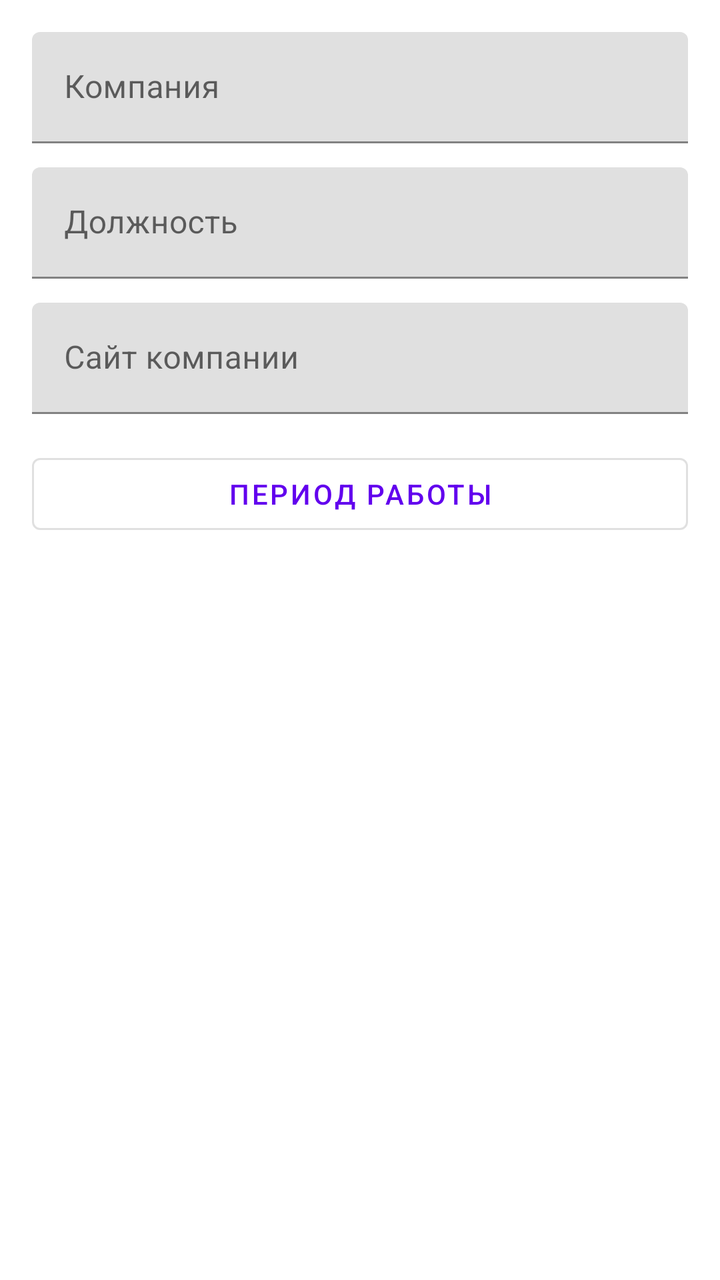
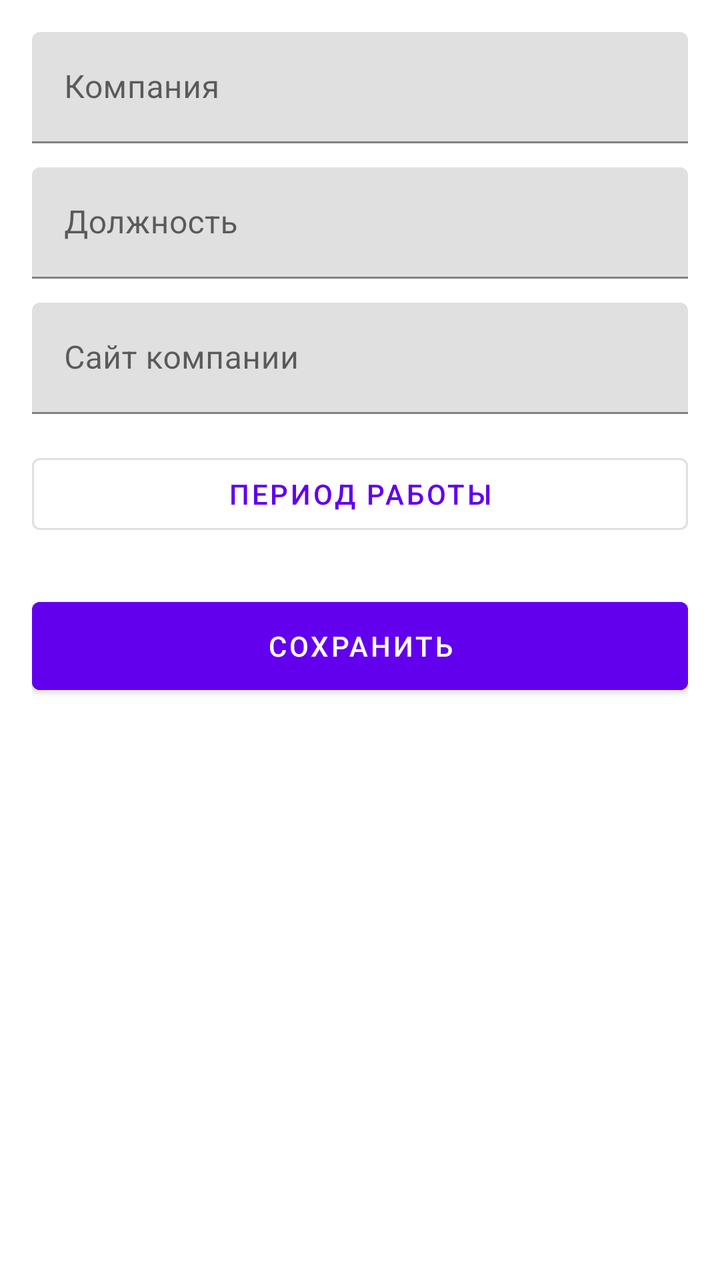

Two renders of the same Android screen: before a commit and after it. Below are the layout's source before the change and the commit's diff.
<!-- AndroidManifest.xml: application theme Theme.NeWork -->
<!-- res/layout/fragment_edit_job.xml -->
<?xml version="1.0" encoding="utf-8"?>
<ScrollView xmlns:android="http://schemas.android.com/apk/res/android"
    android:id="@+id/editJobScroll"
    android:layout_width="match_parent"
    android:layout_height="match_parent"
    android:fillViewport="true">

    <LinearLayout
        android:id="@+id/editJobContent"
        android:layout_width="match_parent"
        android:layout_height="wrap_content"
        android:orientation="vertical"
        android:padding="16dp">

        <com.google.android.material.textfield.TextInputLayout
            android:id="@+id/editJobCompanyLayout"
            android:layout_width="match_parent"
            android:layout_height="wrap_content">

            <com.google.android.material.textfield.TextInputEditText
                android:id="@+id/editJobCompany"
                android:layout_width="match_parent"
                android:layout_height="wrap_content"
                android:hint="@string/job_company_hint"
                android:inputType="text" />
        </com.google.android.material.textfield.TextInputLayout>

        <com.google.android.material.textfield.TextInputLayout
            android:id="@+id/editJobPositionLayout"
            android:layout_width="match_parent"
            android:layout_height="wrap_content"
            android:layout_marginTop="12dp">

            <com.google.android.material.textfield.TextInputEditText
                android:id="@+id/editJobPosition"
                android:layout_width="match_parent"
                android:layout_height="wrap_content"
                android:hint="@string/job_position_hint"
                android:inputType="text" />
        </com.google.android.material.textfield.TextInputLayout>

        <com.google.android.material.textfield.TextInputLayout
            android:id="@+id/editJobLinkLayout"
            android:layout_width="match_parent"
            android:layout_height="wrap_content"
            android:layout_marginTop="12dp">

            <com.google.android.material.textfield.TextInputEditText
                android:id="@+id/editJobLink"
                android:layout_width="match_parent"
                android:layout_height="wrap_content"
                android:hint="@string/job_link_hint"
                android:inputType="textUri" />
        </com.google.android.material.textfield.TextInputLayout>

        <Button
            android:id="@+id/editJobDatesButton"
            style="@style/Widget.MaterialComponents.Button.OutlinedButton"
            android:layout_width="match_parent"
            android:layout_height="wrap_content"
            android:layout_marginTop="16dp"
            android:text="@string/btn_job_dates" />

        <TextView
            android:id="@+id/editJobDatesText"
            android:layout_width="match_parent"
            android:layout_height="wrap_content"
            android:layout_marginTop="6dp"
            android:textColor="@color/gray"
            android:visibility="gone" />
    </LinearLayout>
</ScrollView>
<!-- resources referenced by this layout -->
<resources>
  <color name="gray">#FF757575</color>
  <string name="btn_job_dates">Период работы</string>
  <string name="job_company_hint">Компания</string>
  <string name="job_link_hint">Сайт компании</string>
  <string name="job_position_hint">Должность</string>
  <style name="Theme.NeWork" parent="Theme.MaterialComponents.Light.NoActionBar">
          <item name="colorPrimary">@color/purple_500</item>
          <item name="colorPrimaryVariant">@color/purple_700</item>
          <item name="colorOnPrimary">@color/white</item>
          <item name="colorSecondary">@color/teal_200</item>
          <item name="colorSecondaryVariant">@color/teal_700</item>
          <item name="colorOnSecondary">@color/black</item>
          <item name="android:statusBarColor">@color/purple_700</item>
          <item name="android:navigationBarColor">@color/white</item>
          <item name="android:windowBackground">@color/white</item>
          <item name="android:windowLightStatusBar">false</item>
      </style>
  <color name="purple_500">#FF6200EE</color>
  <color name="purple_700">#FF3700B3</color>
  <color name="white">#FFFFFFFF</color>
  <color name="teal_200">#FF03DAC5</color>
  <color name="teal_700">#FF018786</color>
  <color name="black">#FF000000</color>
</resources>

<!-- the commit's change to res/layout/fragment_edit_job.xml (unified diff, before → after) -->
@@ -68,5 +68,14 @@
             android:layout_marginTop="6dp"
             android:textColor="@color/gray"
             android:visibility="gone" />
+
+        <com.google.android.material.button.MaterialButton
+            android:id="@+id/editJobSaveButton"
+            android:layout_width="match_parent"
+            android:layout_height="56dp"
+            android:layout_marginTop="24dp"
+            android:backgroundTint="@color/button_background"
+            android:text="@string/menu_save"
+            android:textColor="@color/white" />
     </LinearLayout>
 </ScrollView>
<!-- resource entries referenced after the edit -->
@@ -5,6 +5,7 @@
   <string name="job_company_hint">Компания</string>
   <string name="job_link_hint">Сайт компании</string>
   <string name="job_position_hint">Должность</string>
+  <string name="menu_save">Сохранить</string>
   <style name="Theme.NeWork" parent="Theme.MaterialComponents.Light.NoActionBar">
           <item name="colorPrimary">@color/purple_500</item>
           <item name="colorPrimaryVariant">@color/purple_700</item>
